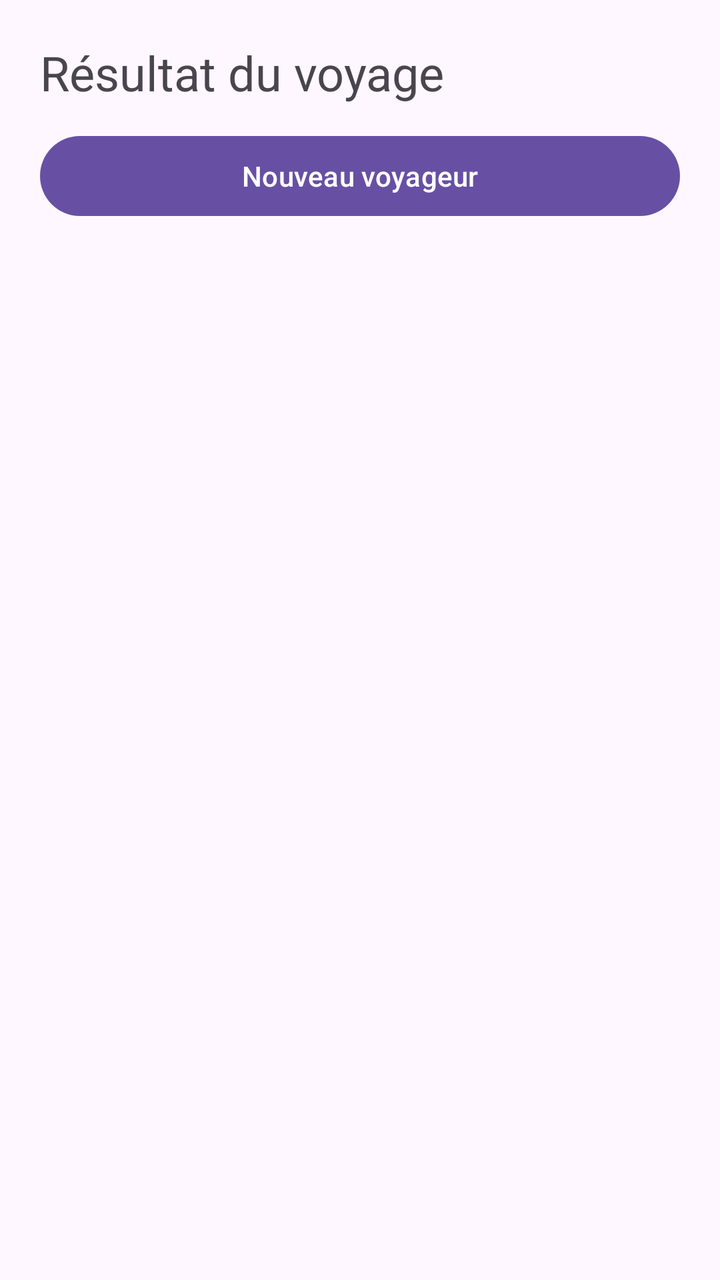
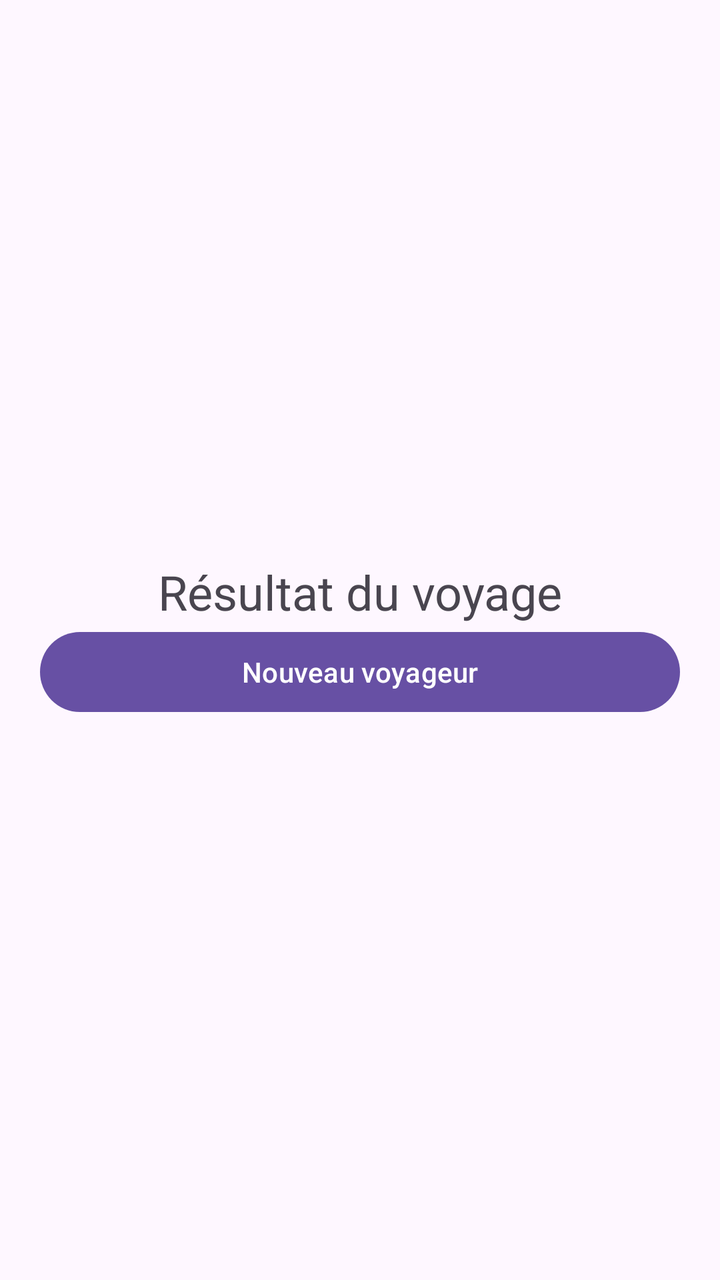

Two renders of the same Android screen: before a commit and after it. Below are the layout's source before the change and the commit's diff.
<!-- AndroidManifest.xml: application theme Theme.DouaneTomporelle -->
<!-- res/layout/activity_result.xml -->
<?xml version="1.0" encoding="utf-8"?>
<LinearLayout xmlns:android="http://schemas.android.com/apk/res/android"
    xmlns:app="http://schemas.android.com/apk/res-auto"
    android:id="@+id/layout_resultat_rs"
    android:layout_width="match_parent"
    android:layout_height="match_parent"
    android:orientation="vertical"
    android:padding="20dp">

    <TextView
        android:id="@+id/txt_message_rs"
        android:layout_width="match_parent"
        android:layout_height="44dp"
        android:text="Résultat du voyage"
        android:textSize="24sp" />

    <Button
        android:id="@+id/btn_nouveau_rs"
        android:layout_width="match_parent"
        android:layout_height="wrap_content"
        android:text="Nouveau voyageur"
        app:strokeColor="#311E1E" />
</LinearLayout>
<!-- resources referenced by this layout -->
<resources>
  <style name="Theme.DouaneTomporelle" parent="Base.Theme.DouaneTomporelle" />
  <style name="Base.Theme.DouaneTomporelle" parent="Theme.Material3.DayNight.NoActionBar">
          
          
      </style>
</resources>

<!-- the commit's change to res/layout/activity_result.xml (unified diff, before → after) -->
@@ -1,23 +1,24 @@
 <?xml version="1.0" encoding="utf-8"?>
 <LinearLayout xmlns:android="http://schemas.android.com/apk/res/android"
-    xmlns:app="http://schemas.android.com/apk/res-auto"
     android:id="@+id/layout_resultat_rs"
     android:layout_width="match_parent"
     android:layout_height="match_parent"
     android:orientation="vertical"
+    android:gravity="center"
     android:padding="20dp">
 
     <TextView
         android:id="@+id/txt_message_rs"
         android:layout_width="match_parent"
-        android:layout_height="44dp"
+        android:layout_height="wrap_content"
         android:text="Résultat du voyage"
-        android:textSize="24sp" />
+        android:textSize="24sp"
+        android:gravity="center" />
 
     <Button
         android:id="@+id/btn_nouveau_rs"
         android:layout_width="match_parent"
         android:layout_height="wrap_content"
-        android:text="Nouveau voyageur"
-        app:strokeColor="#311E1E" />
+        android:text="Nouveau voyageur" />
+
 </LinearLayout>
